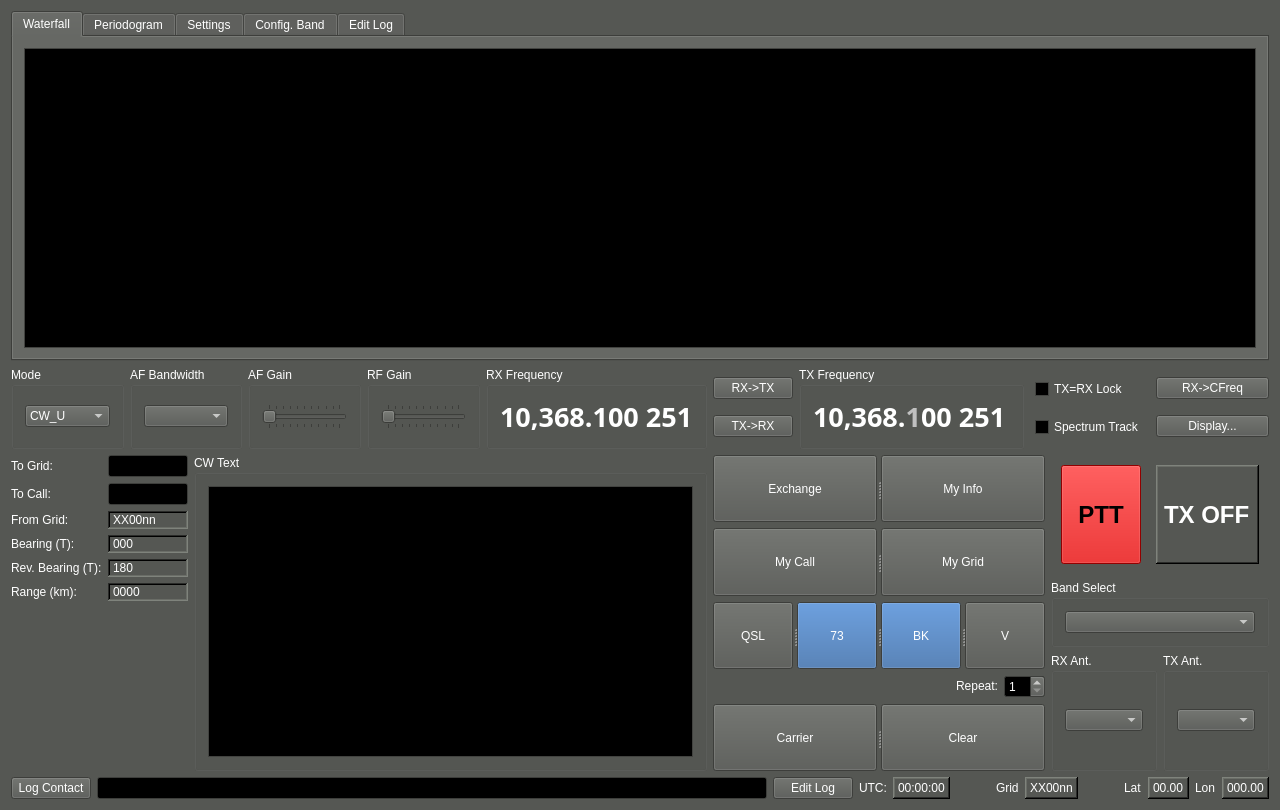
kb1vc/SoDaRadio, file qtgui/mainwindow.ui: the form before one commit.
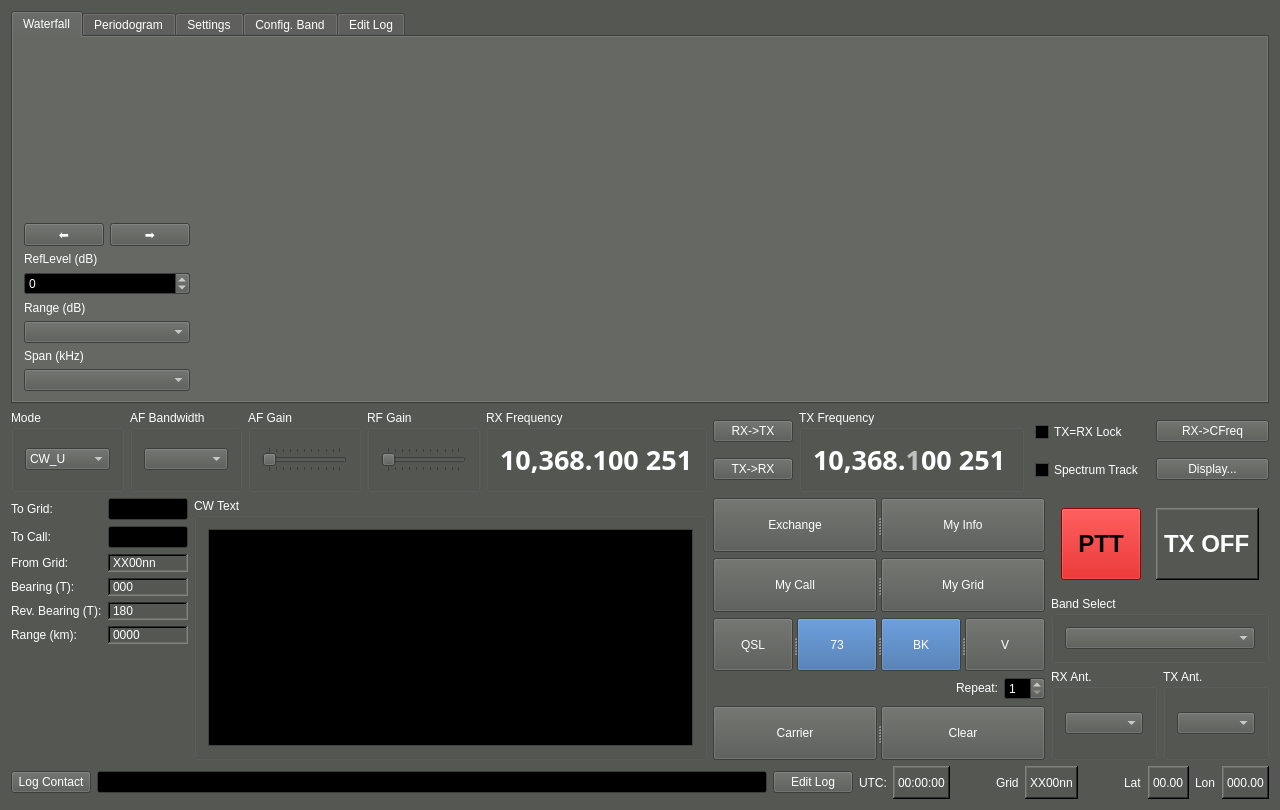
The form after the commit. The open tabs and pages were chosen to show the change. Custom widgets are drawn as their Qt base class.

Commit message: waterfall and spectrum now included....

```diff
--- a/qtgui/mainwindow.ui
+++ b/qtgui/mainwindow.ui
@@ -450,7 +450,7 @@
      <height>810</height>
     </size>
    </property>
-   <layout class="QVBoxLayout" name="verticalLayout">
+   <layout class="QVBoxLayout" name="verticalLayout_29" stretch="12,2,8,1">
     <item>
      <widget class="QTabWidget" name="Display_tabs">
       <property name="minimumSize">
@@ -468,7 +468,88 @@
        </attribute>
        <layout class="QVBoxLayout" name="verticalLayout_9">
         <item>
-         <widget class="QGraphicsView" name="Waterfall_view"/>
+         <layout class="QHBoxLayout" name="horizontalLayout_14" stretch="1,25">
+          <item>
+           <layout class="QVBoxLayout" name="verticalLayout_28">
+            <item>
+             <spacer name="verticalSpacer_8">
+              <property name="orientation">
+               <enum>Qt::Vertical</enum>
+              </property>
+              <property name="sizeHint" stdset="0">
+               <size>
+                <width>20</width>
+                <height>40</height>
+               </size>
+              </property>
+             </spacer>
+            </item>
+            <item>
+             <layout class="QHBoxLayout" name="horizontalLayout_15">
+              <item>
+               <widget class="QPushButton" name="wf_moveLeft_btn">
+                <property name="text">
+                 <string>⬅</string>
+                </property>
+               </widget>
+              </item>
+              <item>
+               <widget class="QPushButton" name="wf_moveRight_btn">
+                <property name="text">
+                 <string>➡</string>
+                </property>
+               </widget>
+              </item>
+             </layout>
+            </item>
+            <item>
+             <widget class="QLabel" name="label_19">
+              <property name="text">
+               <string>RefLevel (dB)</string>
+              </property>
+             </widget>
+            </item>
+            <item>
+             <widget class="SoDaNoEditSpinbox" name="wf_ceilLevel_spb">
+              <property name="minimum">
+               <number>-100</number>
+              </property>
+              <property name="maximum">
+               <number>60</number>
+              </property>
+              <property name="singleStep">
+               <number>5</number>
+              </property>
+             </widget>
+            </item>
+            <item>
+             <widget class="QLabel" name="label_18">
+              <property name="text">
+               <string>Range (dB)</string>
+              </property>
+             </widget>
+            </item>
+            <item>
+             <widget class="WFallDynRangeComboBox" name="wf_dynRange_cb"/>
+            </item>
+            <item>
+             <widget class="QLabel" name="label_17">
+              <property name="text">
+               <string>Span (kHz)</string>
+              </property>
+             </widget>
+            </item>
+            <item>
+             <widget class="WFallSpanComboBox" name="wf_freqSpan_cb"/>
+            </item>
+           </layout>
+          </item>
+          <item>
+           <widget class="SoDaWFall" name="waterfall_plt" native="true">
+            <layout class="QHBoxLayout" name="horizontalLayout_16"/>
+           </widget>
+          </item>
+         </layout>
         </item>
        </layout>
       </widget>
@@ -3010,6 +3091,33 @@
    <extends>QTableWidget</extends>
    <header>logtable.h</header>
   </customwidget>
+  <customwidget>
+   <class>SoDaWFall</class>
+   <extends>QWidget</extends>
+   <header>soda_wfall.h</header>
+   <container>1</container>
+  </customwidget>
+  <customwidget>
+   <class>SoDaNoEditSpinbox</class>
+   <extends>QSpinBox</extends>
+   <header>soda_list_spinbox.h</header>
+  </customwidget>
+  <customwidget>
+   <class>WFallDynRangeComboBox</class>
+   <extends>QComboBox</extends>
+   <header>soda_comboboxes.h</header>
+  </customwidget>
+  <customwidget>
+   <class>WFallSpanComboBox</class>
+   <extends>QComboBox</extends>
+   <header>soda_comboboxes.h</header>
+  </customwidget>
+  <customwidget>
+   <class>SoDaSpect</class>
+   <extends>QWidget</extends>
+   <header>soda_spect.h</header>
+   <container>1</container>
+  </customwidget>
  </customwidgets>
  <resources/>
  <connections/>
```
Left out of the diff: 85 changed lines with no effect on the pictures. The commit also changes 22 other files.
